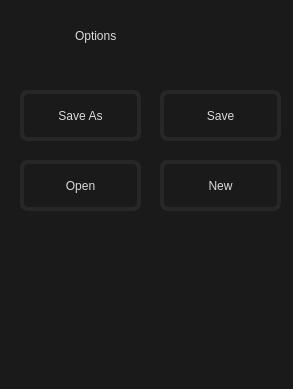
This is NoteBlock/options_menu_dialog.ui in vince-exe/NoteBlock as Qt 5 draws it before an edit. The edited form follows.
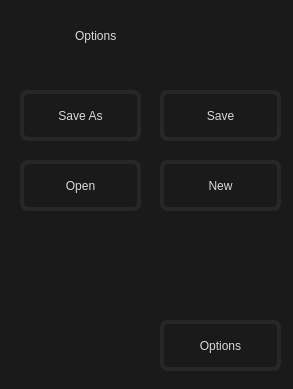
This is the edited form.

Patch:
```diff
--- a/NoteBlock/options_menu_dialog.ui
+++ b/NoteBlock/options_menu_dialog.ui
@@ -138,6 +138,31 @@
     <string>New</string>
    </property>
   </widget>
+  <widget class="QPushButton" name="optionsBtn">
+   <property name="geometry">
+    <rect>
+     <x>160</x>
+     <y>320</y>
+     <width>121</width>
+     <height>51</height>
+    </rect>
+   </property>
+   <property name="styleSheet">
+    <string notr="true">QPushButton {
+	font: 600 13pt &quot;Verdana Pro Cond Semibold&quot;;
+	color: rgb(218, 218, 218);
+	border: 4px solid rgb(39, 39, 39);
+	border-radius: 8px;
+}
+
+QPushButton::hover {
+	background-color: rgb(52, 52, 52);
+}</string>
+   </property>
+   <property name="text">
+    <string>Options</string>
+   </property>
+  </widget>
  </widget>
  <resources/>
  <connections/>
```
